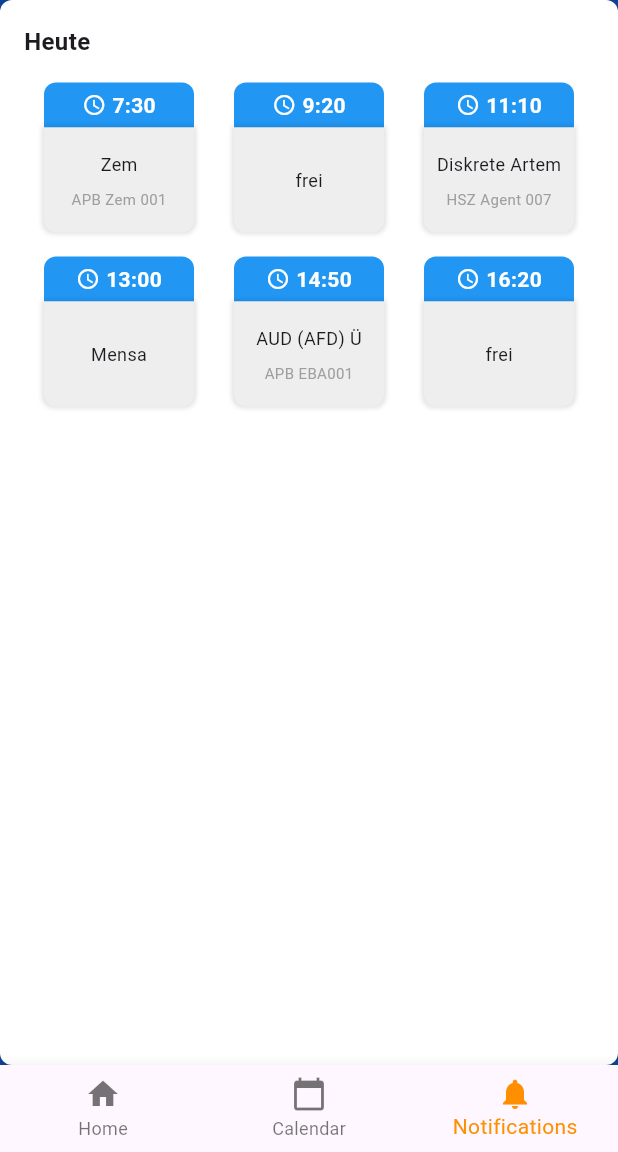
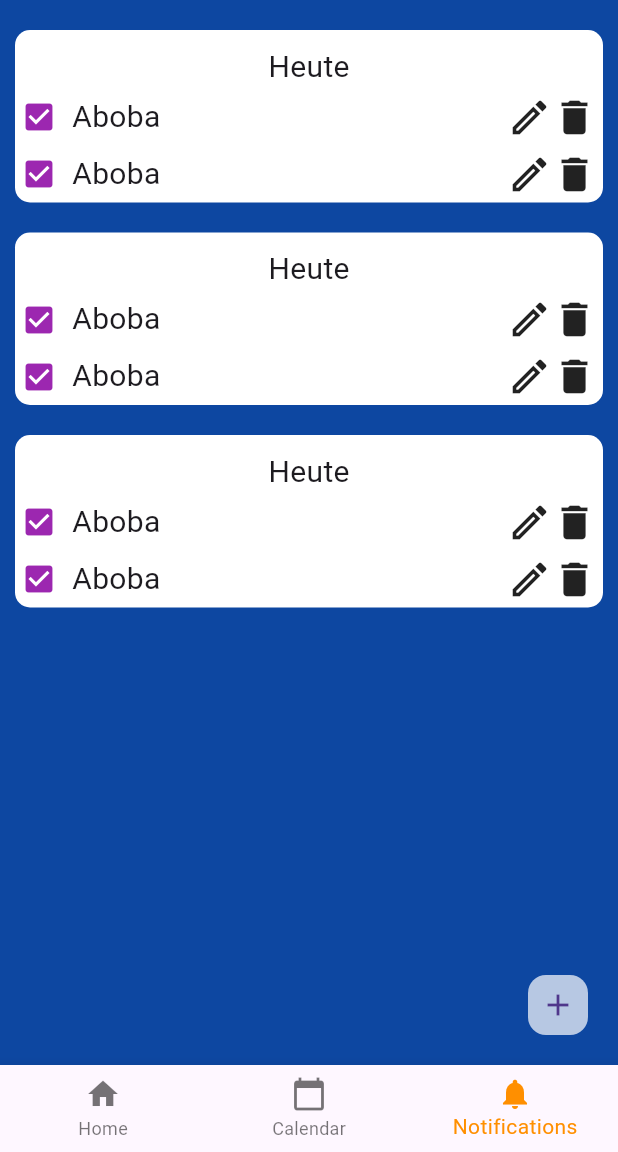
Before and after one commit to K-sta0/EMI-Flutter, a Flutter app: the screen it shows after launch, item 3 of the bottom bar chosen, on a phone screen of 412 x 824 dp, the part 84-1236 px from its top. Run offline on Flutter 3.47's test engine with Material 3 defaults, Android fonts, the phone set to English and light mode, and no system bars.

Commit message:
EBAL V ROT OMG EMI, TY

```diff
--- a/lib/main.dart
+++ b/lib/main.dart
@@ -408,6 +408,103 @@ class Dashboard extends StatelessWidget {
   }
 }
 
+class TODOlist extends StatelessWidget {
+  const TODOlist({super.key});
+
+  @override
+  Widget build(BuildContext context) {
+    {
+      return Padding(
+        padding: const EdgeInsets.all(4.0),
+        child: Column(
+          crossAxisAlignment: CrossAxisAlignment.center,
+          children: [
+            Container(
+              decoration: BoxDecoration(
+                color: Colors.white,
+              ),
+              child: Row(
+                mainAxisAlignment: MainAxisAlignment.spaceBetween,
+                children: [
+                  Row(
+                    children: [
+                      Icon(Icons.check_box, color: Colors.purple),
+                      const SizedBox(width: 10,),
+                      Text("Aboba", style: TextStyle(
+                        fontSize: 20,
+                      ),),
+                    ],
+                  ),
+                  Row(
+                    children: [
+                      Icon(Icons.edit_outlined, size: 30,),
+                      Icon(Icons.delete, size: 30,),
+                    ],
+                  )
+                ],
+              ),
+            )
+          ],
+        ),
+      );
+    }
+  }
+}
+
+class TODODay extends StatelessWidget {
+  const TODODay({super.key});
+
+  @override
+  Widget build(BuildContext context) {
+    {
+      return Column(
+        children: [Container(
+          decoration: BoxDecoration(
+            color: Colors.white,
+            borderRadius: BorderRadius.circular(10)
+          ),
+          child: Column(
+            crossAxisAlignment: CrossAxisAlignment.center,
+            children: [
+              SizedBox(height: 10,),
+              Text('Heute',
+                style: TextStyle(
+                  fontSize: 20
+                ),
+              ),
+              TODOlist(),
+              TODOlist(),
+            ],
+          ),
+        )]
+      );
+    }
+  }
+}
+
+class TODOPage extends StatelessWidget {
+  const TODOPage({super.key});
+
+  @override
+  Widget build(BuildContext context) {
+    {
+      return Padding(
+        padding: EdgeInsets.all(10),
+        child: Column(
+          children: [
+            SizedBox(height: 10),
+            TODODay(),
+            SizedBox(height: 20),
+            TODODay(),
+            SizedBox(height: 20),
+            TODODay(),
+          ],
+        ),
+      );
+    }
+  }
+}
+
 class MyApp extends StatefulWidget {
   const MyApp({super.key});
 
@@ -444,7 +541,7 @@ class _MyApp extends State<MyApp> {
           title: const Text('Study-App'),
           backgroundColor: Colors.blue.shade800,
         ),
-        body: [Dashboard(),Mensa(),Stundenplan()][currentPageIndex],
+        body: [Dashboard(),Mensa(),TODOPage()][currentPageIndex],
         bottomNavigationBar: BottomNavigationBar(
           items: const [
             BottomNavigationBarItem(
@@ -468,6 +565,13 @@ class _MyApp extends State<MyApp> {
           currentIndex: currentPageIndex,
           selectedItemColor: Colors.amber[800],
         ),
+        floatingActionButton: currentPageIndex == 2 ? FloatingActionButton.small(
+          elevation: 0.0,
+          backgroundColor: Colors.white70,
+          onPressed: () {},
+          heroTag: FloatingActionButtonLocation.centerFloat,
+          child: const Icon(Icons.add),
+        ): null,
       ),
     );
   }
```
